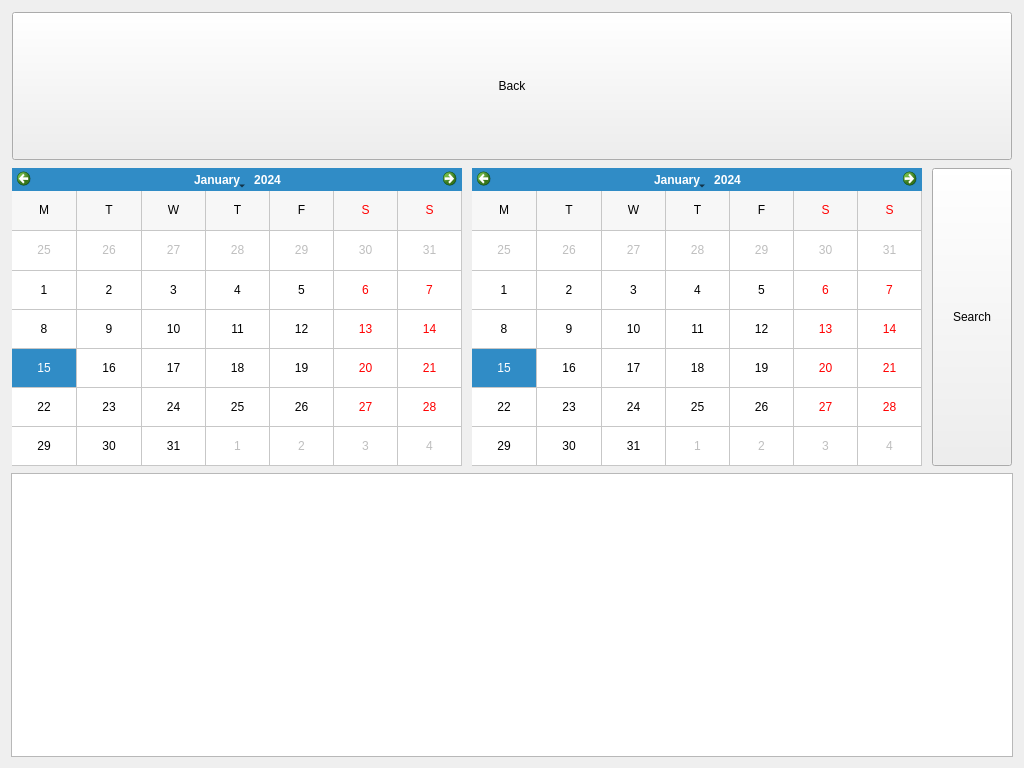
Above: penyamanager/user/accountview.ui from eguzki/penyamanager before the change. Below: the same form after it.
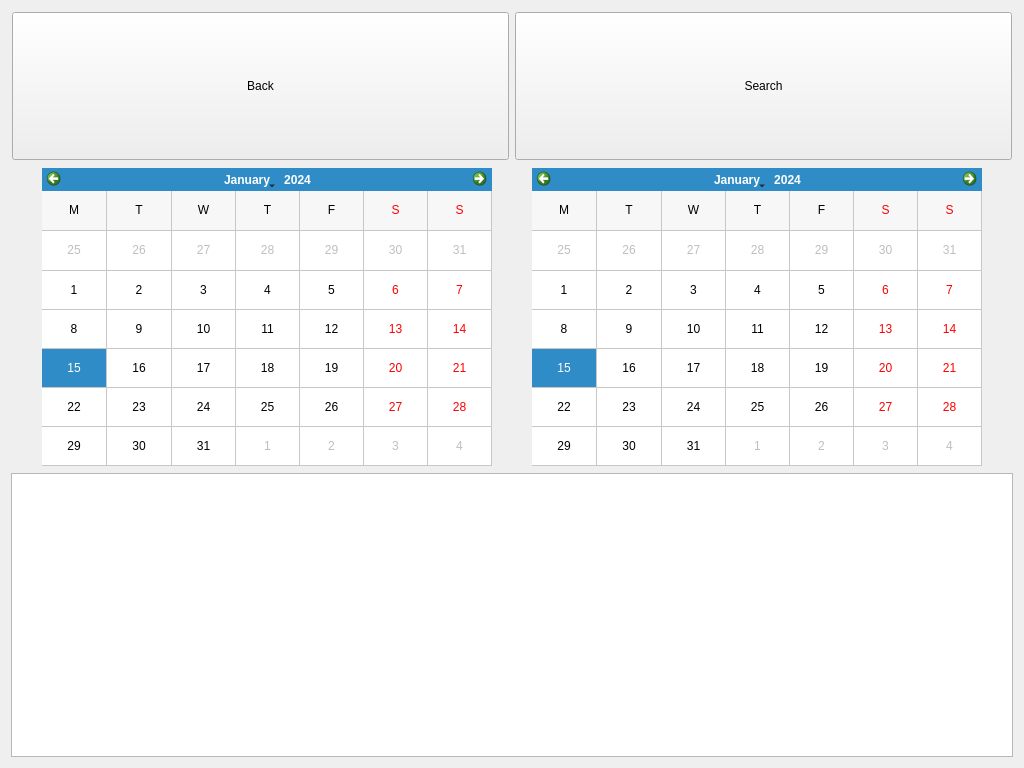
That is the form after the change.

What changed in the file:
```diff
--- a/penyamanager/user/accountview.ui
+++ b/penyamanager/user/accountview.ui
@@ -66,6 +66,19 @@
         </property>
        </widget>
       </item>
+      <item>
+       <widget class="QPushButton" name="searchButton">
+        <property name="sizePolicy">
+         <sizepolicy hsizetype="Minimum" vsizetype="Expanding">
+          <horstretch>0</horstretch>
+          <verstretch>0</verstretch>
+         </sizepolicy>
+        </property>
+        <property name="text">
+         <string>Search</string>
+        </property>
+       </widget>
+      </item>
      </layout>
     </widget>
    </item>
@@ -155,19 +168,6 @@
         </property>
        </widget>
       </item>
-      <item>
-       <widget class="QPushButton" name="searchButton">
-        <property name="sizePolicy">
-         <sizepolicy hsizetype="Minimum" vsizetype="Expanding">
-          <horstretch>0</horstretch>
-          <verstretch>0</verstretch>
-         </sizepolicy>
-        </property>
-        <property name="text">
-         <string>Search</string>
-        </property>
-       </widget>
-      </item>
      </layout>
     </widget>
    </item>
```
Left out of the diff: 2 changed lines with no effect on the pictures.
